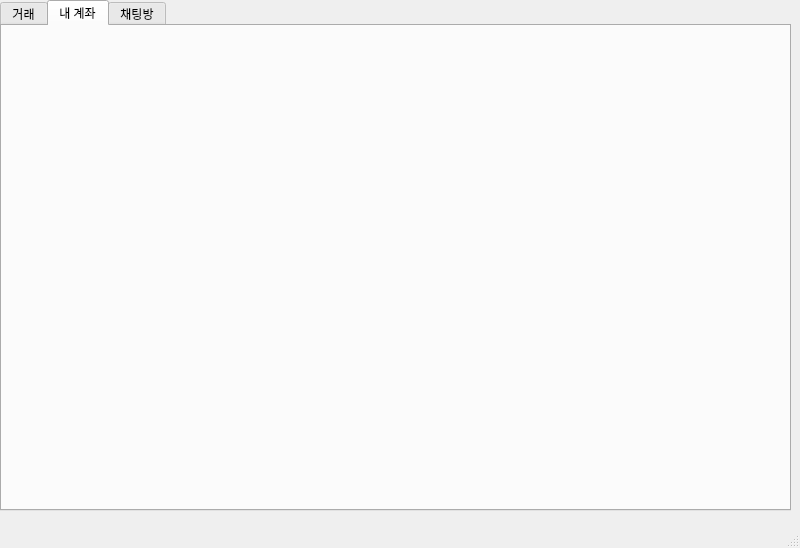
Qt form miniProject2/mainwindow.ui (donjizzkan/miniProject2) before a commit.
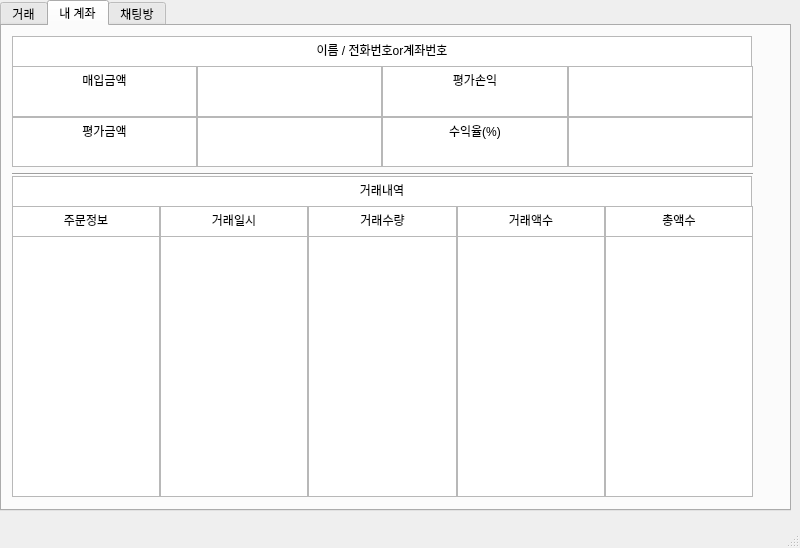
The same form after that commit. The open tabs and pages were chosen to show the change.

Patch:
```diff
--- a/miniProject2/mainwindow.ui
+++ b/miniProject2/mainwindow.ui
@@ -23,6 +23,12 @@
       <height>511</height>
      </rect>
     </property>
+    <property name="minimumSize">
+     <size>
+      <width>0</width>
+      <height>0</height>
+     </size>
+    </property>
     <property name="maximumSize">
      <size>
       <width>791</width>
@@ -41,6 +47,318 @@
      <attribute name="title">
       <string>내 계좌</string>
      </attribute>
+     <widget class="QTextBrowser" name="textBrowser">
+      <property name="geometry">
+       <rect>
+        <x>10</x>
+        <y>10</y>
+        <width>740</width>
+        <height>31</height>
+       </rect>
+      </property>
+      <property name="cursor" stdset="0">
+       <cursorShape>ArrowCursor</cursorShape>
+      </property>
+      <property name="autoFillBackground">
+       <bool>false</bool>
+      </property>
+      <property name="html">
+       <string>&lt;!DOCTYPE HTML PUBLIC &quot;-//W3C//DTD HTML 4.0//EN&quot; &quot;http://www.w3.org/TR/REC-html40/strict.dtd&quot;&gt;
+&lt;html&gt;&lt;head&gt;&lt;meta name=&quot;qrichtext&quot; content=&quot;1&quot; /&gt;&lt;meta charset=&quot;utf-8&quot; /&gt;&lt;style type=&quot;text/css&quot;&gt;
+p, li { white-space: pre-wrap; }
+hr { height: 1px; border-width: 0; }
+li.unchecked::marker { content: &quot;\2610&quot;; }
+li.checked::marker { content: &quot;\2612&quot;; }
+&lt;/style&gt;&lt;/head&gt;&lt;body style=&quot; font-family:'맑은 고딕'; font-size:9pt; font-weight:400; font-style:normal;&quot;&gt;
+&lt;p align=&quot;center&quot; style=&quot; margin-top:0px; margin-bottom:0px; margin-left:0px; margin-right:0px; -qt-block-indent:0; text-indent:0px;&quot;&gt;이름 / 전화번호or계좌번호&lt;/p&gt;&lt;/body&gt;&lt;/html&gt;</string>
+      </property>
+     </widget>
+     <widget class="Line" name="line">
+      <property name="geometry">
+       <rect>
+        <x>10</x>
+        <y>140</y>
+        <width>741</width>
+        <height>16</height>
+       </rect>
+      </property>
+      <property name="orientation">
+       <enum>Qt::Orientation::Horizontal</enum>
+      </property>
+     </widget>
+     <widget class="QWidget" name="layoutWidget">
+      <property name="geometry">
+       <rect>
+        <x>10</x>
+        <y>210</y>
+        <width>741</width>
+        <height>261</height>
+       </rect>
+      </property>
+      <layout class="QHBoxLayout" name="horizontalLayout_3">
+       <property name="spacing">
+        <number>0</number>
+       </property>
+       <item>
+        <widget class="QTextBrowser" name="orderType">
+         <property name="html">
+          <string>&lt;!DOCTYPE HTML PUBLIC &quot;-//W3C//DTD HTML 4.0//EN&quot; &quot;http://www.w3.org/TR/REC-html40/strict.dtd&quot;&gt;
+&lt;html&gt;&lt;head&gt;&lt;meta name=&quot;qrichtext&quot; content=&quot;1&quot; /&gt;&lt;meta charset=&quot;utf-8&quot; /&gt;&lt;style type=&quot;text/css&quot;&gt;
+p, li { white-space: pre-wrap; }
+hr { height: 1px; border-width: 0; }
+li.unchecked::marker { content: &quot;\2610&quot;; }
+li.checked::marker { content: &quot;\2612&quot;; }
+&lt;/style&gt;&lt;/head&gt;&lt;body style=&quot; font-family:'맑은 고딕'; font-size:9pt; font-weight:400; font-style:normal;&quot;&gt;
+&lt;p style=&quot;-qt-paragraph-type:empty; margin-top:0px; margin-bottom:0px; margin-left:0px; margin-right:0px; -qt-block-indent:0; text-indent:0px;&quot;&gt;&lt;br /&gt;&lt;/p&gt;&lt;/body&gt;&lt;/html&gt;</string>
+         </property>
+        </widget>
+       </item>
+       <item>
+        <widget class="QTextBrowser" name="orderDate">
+         <property name="html">
+          <string>&lt;!DOCTYPE HTML PUBLIC &quot;-//W3C//DTD HTML 4.0//EN&quot; &quot;http://www.w3.org/TR/REC-html40/strict.dtd&quot;&gt;
+&lt;html&gt;&lt;head&gt;&lt;meta name=&quot;qrichtext&quot; content=&quot;1&quot; /&gt;&lt;meta charset=&quot;utf-8&quot; /&gt;&lt;style type=&quot;text/css&quot;&gt;
+p, li { white-space: pre-wrap; }
+hr { height: 1px; border-width: 0; }
+li.unchecked::marker { content: &quot;\2610&quot;; }
+li.checked::marker { content: &quot;\2612&quot;; }
+&lt;/style&gt;&lt;/head&gt;&lt;body style=&quot; font-family:'맑은 고딕'; font-size:9pt; font-weight:400; font-style:normal;&quot;&gt;
+&lt;p align=&quot;center&quot; style=&quot;-qt-paragraph-type:empty; margin-top:0px; margin-bottom:0px; margin-left:0px; margin-right:0px; -qt-block-indent:0; text-indent:0px;&quot;&gt;&lt;br /&gt;&lt;/p&gt;&lt;/body&gt;&lt;/html&gt;</string>
+         </property>
+        </widget>
+       </item>
+       <item>
+        <widget class="QTextBrowser" name="orderAmount">
+         <property name="html">
+          <string>&lt;!DOCTYPE HTML PUBLIC &quot;-//W3C//DTD HTML 4.0//EN&quot; &quot;http://www.w3.org/TR/REC-html40/strict.dtd&quot;&gt;
+&lt;html&gt;&lt;head&gt;&lt;meta name=&quot;qrichtext&quot; content=&quot;1&quot; /&gt;&lt;meta charset=&quot;utf-8&quot; /&gt;&lt;style type=&quot;text/css&quot;&gt;
+p, li { white-space: pre-wrap; }
+hr { height: 1px; border-width: 0; }
+li.unchecked::marker { content: &quot;\2610&quot;; }
+li.checked::marker { content: &quot;\2612&quot;; }
+&lt;/style&gt;&lt;/head&gt;&lt;body style=&quot; font-family:'맑은 고딕'; font-size:9pt; font-weight:400; font-style:normal;&quot;&gt;
+&lt;p align=&quot;center&quot; style=&quot;-qt-paragraph-type:empty; margin-top:0px; margin-bottom:0px; margin-left:0px; margin-right:0px; -qt-block-indent:0; text-indent:0px;&quot;&gt;&lt;br /&gt;&lt;/p&gt;&lt;/body&gt;&lt;/html&gt;</string>
+         </property>
+        </widget>
+       </item>
+       <item>
+        <widget class="QTextBrowser" name="orderPrice">
+         <property name="html">
+          <string>&lt;!DOCTYPE HTML PUBLIC &quot;-//W3C//DTD HTML 4.0//EN&quot; &quot;http://www.w3.org/TR/REC-html40/strict.dtd&quot;&gt;
+&lt;html&gt;&lt;head&gt;&lt;meta name=&quot;qrichtext&quot; content=&quot;1&quot; /&gt;&lt;meta charset=&quot;utf-8&quot; /&gt;&lt;style type=&quot;text/css&quot;&gt;
+p, li { white-space: pre-wrap; }
+hr { height: 1px; border-width: 0; }
+li.unchecked::marker { content: &quot;\2610&quot;; }
+li.checked::marker { content: &quot;\2612&quot;; }
+&lt;/style&gt;&lt;/head&gt;&lt;body style=&quot; font-family:'맑은 고딕'; font-size:9pt; font-weight:400; font-style:normal;&quot;&gt;
+&lt;p align=&quot;center&quot; style=&quot;-qt-paragraph-type:empty; margin-top:0px; margin-bottom:0px; margin-left:0px; margin-right:0px; -qt-block-indent:0; text-indent:0px;&quot;&gt;&lt;br /&gt;&lt;/p&gt;&lt;/body&gt;&lt;/html&gt;</string>
+         </property>
+        </widget>
+       </item>
+       <item>
+        <widget class="QTextBrowser" name="orderTotal">
+         <property name="html">
+          <string>&lt;!DOCTYPE HTML PUBLIC &quot;-//W3C//DTD HTML 4.0//EN&quot; &quot;http://www.w3.org/TR/REC-html40/strict.dtd&quot;&gt;
+&lt;html&gt;&lt;head&gt;&lt;meta name=&quot;qrichtext&quot; content=&quot;1&quot; /&gt;&lt;meta charset=&quot;utf-8&quot; /&gt;&lt;style type=&quot;text/css&quot;&gt;
+p, li { white-space: pre-wrap; }
+hr { height: 1px; border-width: 0; }
+li.unchecked::marker { content: &quot;\2610&quot;; }
+li.checked::marker { content: &quot;\2612&quot;; }
+&lt;/style&gt;&lt;/head&gt;&lt;body style=&quot; font-family:'맑은 고딕'; font-size:9pt; font-weight:400; font-style:normal;&quot;&gt;
+&lt;p align=&quot;center&quot; style=&quot;-qt-paragraph-type:empty; margin-top:0px; margin-bottom:0px; margin-left:0px; margin-right:0px; -qt-block-indent:0; text-indent:0px;&quot;&gt;&lt;br /&gt;&lt;/p&gt;&lt;/body&gt;&lt;/html&gt;</string>
+         </property>
+        </widget>
+       </item>
+      </layout>
+     </widget>
+     <widget class="QTextBrowser" name="textBrowser_23">
+      <property name="geometry">
+       <rect>
+        <x>10</x>
+        <y>150</y>
+        <width>740</width>
+        <height>31</height>
+       </rect>
+      </property>
+      <property name="html">
+       <string>&lt;!DOCTYPE HTML PUBLIC &quot;-//W3C//DTD HTML 4.0//EN&quot; &quot;http://www.w3.org/TR/REC-html40/strict.dtd&quot;&gt;
+&lt;html&gt;&lt;head&gt;&lt;meta name=&quot;qrichtext&quot; content=&quot;1&quot; /&gt;&lt;meta charset=&quot;utf-8&quot; /&gt;&lt;style type=&quot;text/css&quot;&gt;
+p, li { white-space: pre-wrap; }
+hr { height: 1px; border-width: 0; }
+li.unchecked::marker { content: &quot;\2610&quot;; }
+li.checked::marker { content: &quot;\2612&quot;; }
+&lt;/style&gt;&lt;/head&gt;&lt;body style=&quot; font-family:'맑은 고딕'; font-size:9pt; font-weight:400; font-style:normal;&quot;&gt;
+&lt;p align=&quot;center&quot; style=&quot; margin-top:0px; margin-bottom:0px; margin-left:0px; margin-right:0px; -qt-block-indent:0; text-indent:0px;&quot;&gt;거래내역&lt;/p&gt;&lt;/body&gt;&lt;/html&gt;</string>
+      </property>
+     </widget>
+     <widget class="QWidget" name="">
+      <property name="geometry">
+       <rect>
+        <x>10</x>
+        <y>40</y>
+        <width>741</width>
+        <height>101</height>
+       </rect>
+      </property>
+      <layout class="QGridLayout" name="gridLayout">
+       <property name="spacing">
+        <number>0</number>
+       </property>
+       <item row="0" column="1" colspan="2">
+        <widget class="QTextBrowser" name="purchasePrice"/>
+       </item>
+       <item row="1" column="3">
+        <widget class="QTextBrowser" name="textBrowser_8">
+         <property name="html">
+          <string>&lt;!DOCTYPE HTML PUBLIC &quot;-//W3C//DTD HTML 4.0//EN&quot; &quot;http://www.w3.org/TR/REC-html40/strict.dtd&quot;&gt;
+&lt;html&gt;&lt;head&gt;&lt;meta name=&quot;qrichtext&quot; content=&quot;1&quot; /&gt;&lt;meta charset=&quot;utf-8&quot; /&gt;&lt;style type=&quot;text/css&quot;&gt;
+p, li { white-space: pre-wrap; }
+hr { height: 1px; border-width: 0; }
+li.unchecked::marker { content: &quot;\2610&quot;; }
+li.checked::marker { content: &quot;\2612&quot;; }
+&lt;/style&gt;&lt;/head&gt;&lt;body style=&quot; font-family:'맑은 고딕'; font-size:9pt; font-weight:400; font-style:normal;&quot;&gt;
+&lt;p align=&quot;center&quot; style=&quot; margin-top:0px; margin-bottom:0px; margin-left:0px; margin-right:0px; -qt-block-indent:0; text-indent:0px;&quot;&gt;수익율(%)&lt;/p&gt;&lt;/body&gt;&lt;/html&gt;</string>
+         </property>
+        </widget>
+       </item>
+       <item row="0" column="3">
+        <widget class="QTextBrowser" name="textBrowser_6">
+         <property name="html">
+          <string>&lt;!DOCTYPE HTML PUBLIC &quot;-//W3C//DTD HTML 4.0//EN&quot; &quot;http://www.w3.org/TR/REC-html40/strict.dtd&quot;&gt;
+&lt;html&gt;&lt;head&gt;&lt;meta name=&quot;qrichtext&quot; content=&quot;1&quot; /&gt;&lt;meta charset=&quot;utf-8&quot; /&gt;&lt;style type=&quot;text/css&quot;&gt;
+p, li { white-space: pre-wrap; }
+hr { height: 1px; border-width: 0; }
+li.unchecked::marker { content: &quot;\2610&quot;; }
+li.checked::marker { content: &quot;\2612&quot;; }
+&lt;/style&gt;&lt;/head&gt;&lt;body style=&quot; font-family:'맑은 고딕'; font-size:9pt; font-weight:400; font-style:normal;&quot;&gt;
+&lt;p align=&quot;center&quot; style=&quot; margin-top:0px; margin-bottom:0px; margin-left:0px; margin-right:0px; -qt-block-indent:0; text-indent:0px;&quot;&gt;평가손익&lt;/p&gt;&lt;/body&gt;&lt;/html&gt;</string>
+         </property>
+        </widget>
+       </item>
+       <item row="1" column="0" colspan="2">
+        <widget class="QTextBrowser" name="textBrowser_4">
+         <property name="html">
+          <string>&lt;!DOCTYPE HTML PUBLIC &quot;-//W3C//DTD HTML 4.0//EN&quot; &quot;http://www.w3.org/TR/REC-html40/strict.dtd&quot;&gt;
+&lt;html&gt;&lt;head&gt;&lt;meta name=&quot;qrichtext&quot; content=&quot;1&quot; /&gt;&lt;meta charset=&quot;utf-8&quot; /&gt;&lt;style type=&quot;text/css&quot;&gt;
+p, li { white-space: pre-wrap; }
+hr { height: 1px; border-width: 0; }
+li.unchecked::marker { content: &quot;\2610&quot;; }
+li.checked::marker { content: &quot;\2612&quot;; }
+&lt;/style&gt;&lt;/head&gt;&lt;body style=&quot; font-family:'맑은 고딕'; font-size:9pt; font-weight:400; font-style:normal;&quot;&gt;
+&lt;p align=&quot;center&quot; style=&quot; margin-top:0px; margin-bottom:0px; margin-left:0px; margin-right:0px; -qt-block-indent:0; text-indent:0px;&quot;&gt;평가금액&lt;/p&gt;&lt;/body&gt;&lt;/html&gt;</string>
+         </property>
+        </widget>
+       </item>
+       <item row="1" column="4">
+        <widget class="QTextBrowser" name="gainPercent"/>
+       </item>
+       <item row="0" column="4">
+        <widget class="QTextBrowser" name="gain"/>
+       </item>
+       <item row="0" column="0">
+        <widget class="QTextBrowser" name="textBrowser_3">
+         <property name="html">
+          <string>&lt;!DOCTYPE HTML PUBLIC &quot;-//W3C//DTD HTML 4.0//EN&quot; &quot;http://www.w3.org/TR/REC-html40/strict.dtd&quot;&gt;
+&lt;html&gt;&lt;head&gt;&lt;meta name=&quot;qrichtext&quot; content=&quot;1&quot; /&gt;&lt;meta charset=&quot;utf-8&quot; /&gt;&lt;style type=&quot;text/css&quot;&gt;
+p, li { white-space: pre-wrap; }
+hr { height: 1px; border-width: 0; }
+li.unchecked::marker { content: &quot;\2610&quot;; }
+li.checked::marker { content: &quot;\2612&quot;; }
+&lt;/style&gt;&lt;/head&gt;&lt;body style=&quot; font-family:'맑은 고딕'; font-size:9pt; font-weight:400; font-style:normal;&quot;&gt;
+&lt;p align=&quot;center&quot; style=&quot; margin-top:0px; margin-bottom:0px; margin-left:0px; margin-right:0px; -qt-block-indent:0; text-indent:0px;&quot;&gt;매입금액&lt;/p&gt;&lt;/body&gt;&lt;/html&gt;</string>
+         </property>
+        </widget>
+       </item>
+       <item row="1" column="2">
+        <widget class="QTextBrowser" name="recentPrice"/>
+       </item>
+      </layout>
+     </widget>
+     <widget class="QWidget" name="">
+      <property name="geometry">
+       <rect>
+        <x>10</x>
+        <y>180</y>
+        <width>741</width>
+        <height>31</height>
+       </rect>
+      </property>
+      <layout class="QHBoxLayout" name="horizontalLayout">
+       <property name="spacing">
+        <number>0</number>
+       </property>
+       <item>
+        <widget class="QTextBrowser" name="textBrowser_14">
+         <property name="html">
+          <string>&lt;!DOCTYPE HTML PUBLIC &quot;-//W3C//DTD HTML 4.0//EN&quot; &quot;http://www.w3.org/TR/REC-html40/strict.dtd&quot;&gt;
+&lt;html&gt;&lt;head&gt;&lt;meta name=&quot;qrichtext&quot; content=&quot;1&quot; /&gt;&lt;meta charset=&quot;utf-8&quot; /&gt;&lt;style type=&quot;text/css&quot;&gt;
+p, li { white-space: pre-wrap; }
+hr { height: 1px; border-width: 0; }
+li.unchecked::marker { content: &quot;\2610&quot;; }
+li.checked::marker { content: &quot;\2612&quot;; }
+&lt;/style&gt;&lt;/head&gt;&lt;body style=&quot; font-family:'맑은 고딕'; font-size:9pt; font-weight:400; font-style:normal;&quot;&gt;
+&lt;p align=&quot;center&quot; style=&quot; margin-top:0px; margin-bottom:0px; margin-left:0px; margin-right:0px; -qt-block-indent:0; text-indent:0px;&quot;&gt;주문정보&lt;/p&gt;&lt;/body&gt;&lt;/html&gt;</string>
+         </property>
+        </widget>
+       </item>
+       <item>
+        <widget class="QTextBrowser" name="textBrowser_10">
+         <property name="html">
+          <string>&lt;!DOCTYPE HTML PUBLIC &quot;-//W3C//DTD HTML 4.0//EN&quot; &quot;http://www.w3.org/TR/REC-html40/strict.dtd&quot;&gt;
+&lt;html&gt;&lt;head&gt;&lt;meta name=&quot;qrichtext&quot; content=&quot;1&quot; /&gt;&lt;meta charset=&quot;utf-8&quot; /&gt;&lt;style type=&quot;text/css&quot;&gt;
+p, li { white-space: pre-wrap; }
+hr { height: 1px; border-width: 0; }
+li.unchecked::marker { content: &quot;\2610&quot;; }
+li.checked::marker { content: &quot;\2612&quot;; }
+&lt;/style&gt;&lt;/head&gt;&lt;body style=&quot; font-family:'맑은 고딕'; font-size:9pt; font-weight:400; font-style:normal;&quot;&gt;
+&lt;p align=&quot;center&quot; style=&quot; margin-top:0px; margin-bottom:0px; margin-left:0px; margin-right:0px; -qt-block-indent:0; text-indent:0px;&quot;&gt;거래일시&lt;/p&gt;&lt;/body&gt;&lt;/html&gt;</string>
+         </property>
+        </widget>
+       </item>
+       <item>
+        <widget class="QTextBrowser" name="textBrowser_11">
+         <property name="html">
+          <string>&lt;!DOCTYPE HTML PUBLIC &quot;-//W3C//DTD HTML 4.0//EN&quot; &quot;http://www.w3.org/TR/REC-html40/strict.dtd&quot;&gt;
+&lt;html&gt;&lt;head&gt;&lt;meta name=&quot;qrichtext&quot; content=&quot;1&quot; /&gt;&lt;meta charset=&quot;utf-8&quot; /&gt;&lt;style type=&quot;text/css&quot;&gt;
+p, li { white-space: pre-wrap; }
+hr { height: 1px; border-width: 0; }
+li.unchecked::marker { content: &quot;\2610&quot;; }
+li.checked::marker { content: &quot;\2612&quot;; }
+&lt;/style&gt;&lt;/head&gt;&lt;body style=&quot; font-family:'맑은 고딕'; font-size:9pt; font-weight:400; font-style:normal;&quot;&gt;
+&lt;p align=&quot;center&quot; style=&quot; margin-top:0px; margin-bottom:0px; margin-left:0px; margin-right:0px; -qt-block-indent:0; text-indent:0px;&quot;&gt;거래수량&lt;/p&gt;&lt;/body&gt;&lt;/html&gt;</string>
+         </property>
+        </widget>
+       </item>
+       <item>
+        <widget class="QTextBrowser" name="textBrowser_12">
+         <property name="html">
+          <string>&lt;!DOCTYPE HTML PUBLIC &quot;-//W3C//DTD HTML 4.0//EN&quot; &quot;http://www.w3.org/TR/REC-html40/strict.dtd&quot;&gt;
+&lt;html&gt;&lt;head&gt;&lt;meta name=&quot;qrichtext&quot; content=&quot;1&quot; /&gt;&lt;meta charset=&quot;utf-8&quot; /&gt;&lt;style type=&quot;text/css&quot;&gt;
+p, li { white-space: pre-wrap; }
+hr { height: 1px; border-width: 0; }
+li.unchecked::marker { content: &quot;\2610&quot;; }
+li.checked::marker { content: &quot;\2612&quot;; }
+&lt;/style&gt;&lt;/head&gt;&lt;body style=&quot; font-family:'맑은 고딕'; font-size:9pt; font-weight:400; font-style:normal;&quot;&gt;
+&lt;p align=&quot;center&quot; style=&quot; margin-top:0px; margin-bottom:0px; margin-left:0px; margin-right:0px; -qt-block-indent:0; text-indent:0px;&quot;&gt;거래액수&lt;/p&gt;&lt;/body&gt;&lt;/html&gt;</string>
+         </property>
+        </widget>
+       </item>
+       <item>
+        <widget class="QTextBrowser" name="textBrowser_13">
+         <property name="html">
+          <string>&lt;!DOCTYPE HTML PUBLIC &quot;-//W3C//DTD HTML 4.0//EN&quot; &quot;http://www.w3.org/TR/REC-html40/strict.dtd&quot;&gt;
+&lt;html&gt;&lt;head&gt;&lt;meta name=&quot;qrichtext&quot; content=&quot;1&quot; /&gt;&lt;meta charset=&quot;utf-8&quot; /&gt;&lt;style type=&quot;text/css&quot;&gt;
+p, li { white-space: pre-wrap; }
+hr { height: 1px; border-width: 0; }
+li.unchecked::marker { content: &quot;\2610&quot;; }
+li.checked::marker { content: &quot;\2612&quot;; }
+&lt;/style&gt;&lt;/head&gt;&lt;body style=&quot; font-family:'맑은 고딕'; font-size:9pt; font-weight:400; font-style:normal;&quot;&gt;
+&lt;p align=&quot;center&quot; style=&quot; margin-top:0px; margin-bottom:0px; margin-left:0px; margin-right:0px; -qt-block-indent:0; text-indent:0px;&quot;&gt;총액수&lt;/p&gt;&lt;/body&gt;&lt;/html&gt;</string>
+         </property>
+        </widget>
+       </item>
+      </layout>
+     </widget>
     </widget>
     <widget class="QWidget" name="tab_3">
      <attribute name="title">
```
Left out of the diff: 65 changed lines with no effect on the pictures.
